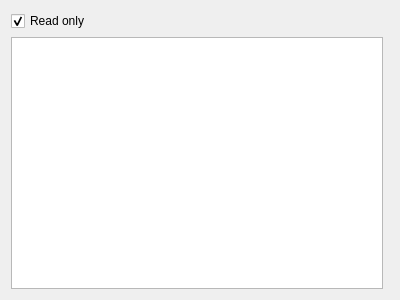
Qt form src/gui/Repository/fragment/preset/presetlistwidget.ui (phresnel/picogen) before a commit.
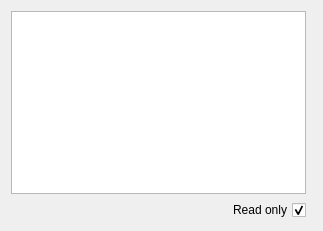
The same form after that commit. Custom widgets are drawn as their Qt base class.

Patch:
```diff
--- a/src/gui/Repository/fragment/preset/presetlistwidget.ui
+++ b/src/gui/Repository/fragment/preset/presetlistwidget.ui
@@ -6,8 +6,8 @@
    <rect>
     <x>0</x>
     <y>0</y>
-    <width>400</width>
-    <height>300</height>
+    <width>323</width>
+    <height>231</height>
    </rect>
   </property>
   <property name="windowTitle">
@@ -15,7 +15,17 @@
   </property>
   <layout class="QVBoxLayout" name="verticalLayout">
    <item>
+    <layout class="QHBoxLayout" name="horizontalLayout">
+     <item>
+      <layout class="QVBoxLayout" name="verticalLayout_2">
+       <item>
+        <widget class="QListWidget" name="listWidget"/>
+       </item>
+       <item>
     <widget class="QCheckBox" name="readOnly">
+         <property name="layoutDirection">
+          <enum>Qt::RightToLeft</enum>
+         </property>
      <property name="text">
       <string>Read only</string>
      </property>
@@ -24,10 +34,7 @@
      </property>
     </widget>
    </item>
-   <item>
-    <layout class="QHBoxLayout" name="horizontalLayout">
-     <item>
-      <widget class="QListWidget" name="listWidget"/>
+      </layout>
      </item>
      <item>
       <widget class="PreviewWidget" name="previewWidget" native="true"/>
```
Left out of the diff: 9 changed lines with no effect on the pictures. Lines whose indentation alone changed are shown as unchanged.
